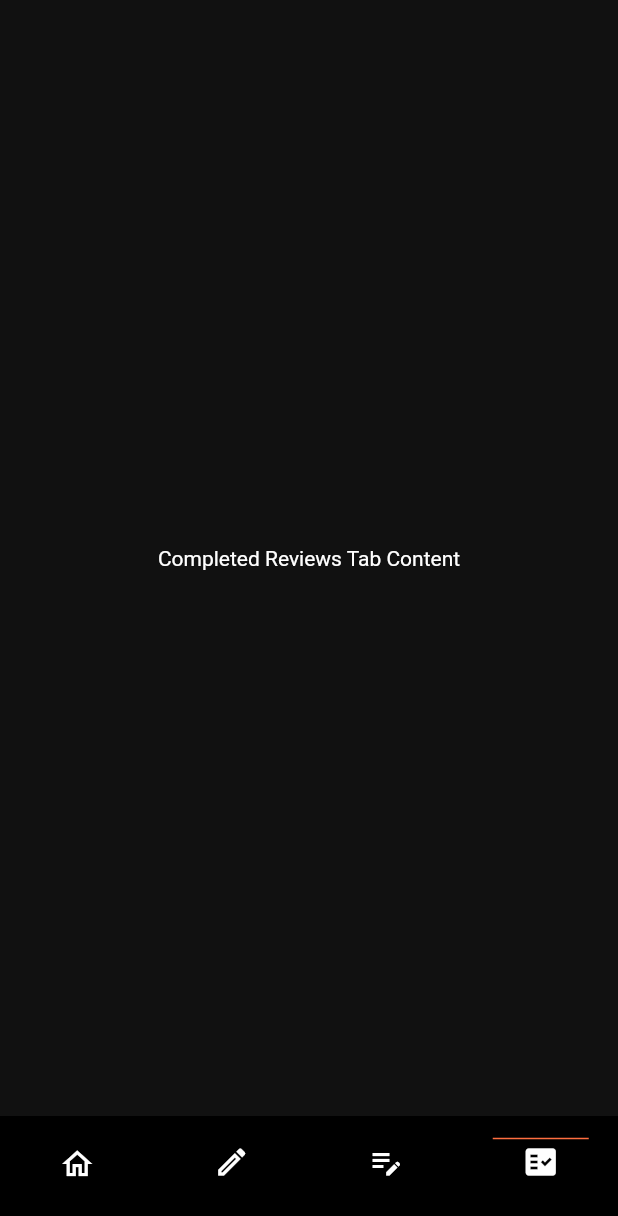
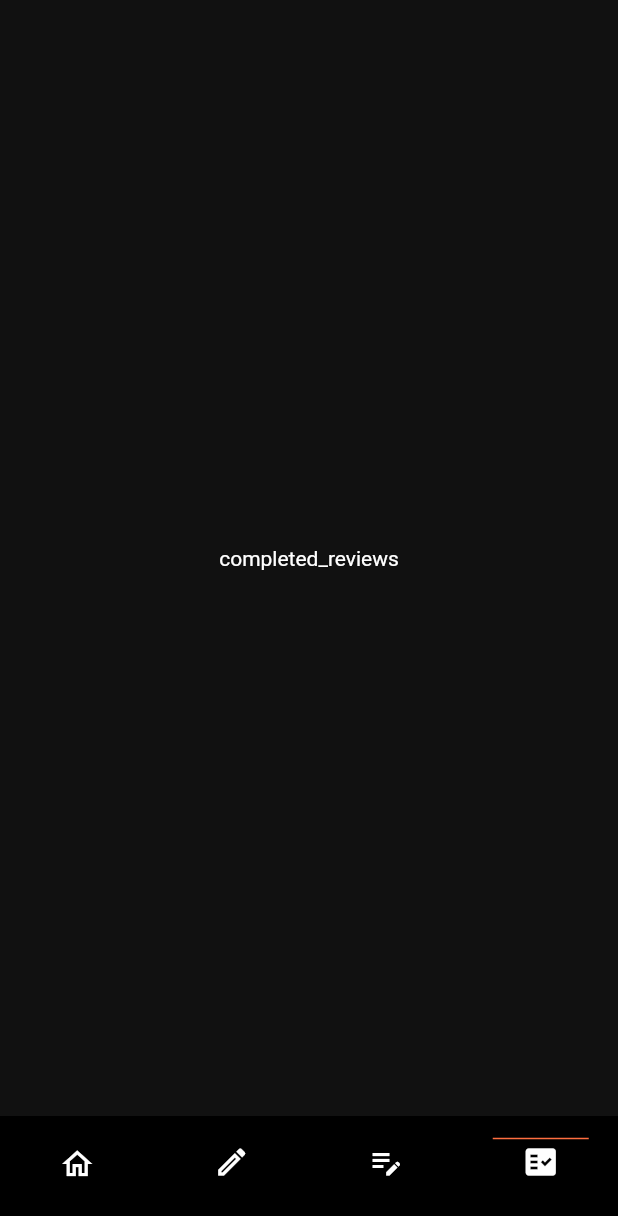
Before and after one commit to JinJinHistory/review, a Flutter app: the screen it shows after launch, item 4 of the bottom bar chosen, on a phone screen of 412 x 824 dp. Shown: the top 1216 px of the screen. Run offline on Flutter 3.47's test engine with Material 2 defaults, Android fonts, the phone set to English and light mode, and no system bars.

Commit message:
- 임시 수정본 커밋

```diff
--- a/lib/tabs/completed_reviews.dart
+++ b/lib/tabs/completed_reviews.dart
@@ -6,7 +6,7 @@ class CompletedReviewsTab extends StatelessWidget {
   @override
   Widget build(BuildContext context) {
     return const Center(
-      child: Text('Completed Reviews Tab Content', style: TextStyle(color: Colors.white)),
+      child: Text('completed_reviews', style: TextStyle(color: Colors.white)),
     );
   }
 }
--- a/lib/tabs/ongoing_reviews.dart
+++ b/lib/tabs/ongoing_reviews.dart
@@ -6,7 +6,7 @@ class OngoingReviewsTab extends StatelessWidget {
   @override
   Widget build(BuildContext context) {
     return const Center(
-      child: Text('Ongoing Reviews Tab Content', style: TextStyle(color: Colors.white)),
+      child: Text('ongoing_reviews', style: TextStyle(color: Colors.white)),
     );
   }
 }
```
Also changed, not shown: lib/tabs/create_review.dart (+2 -16 lines), lib/tabs/home.dart (+4 -4 lines).
